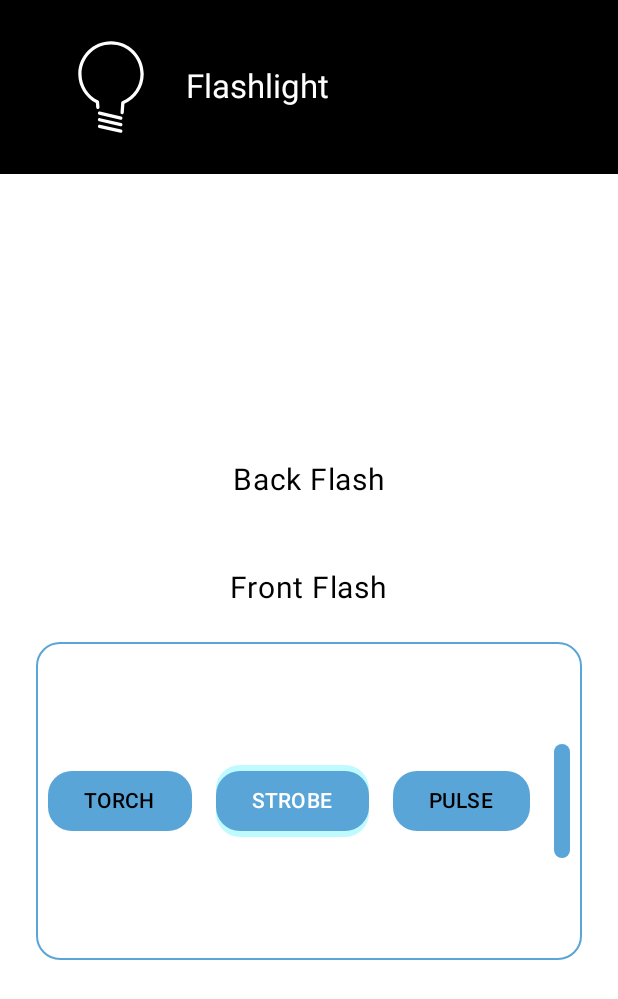
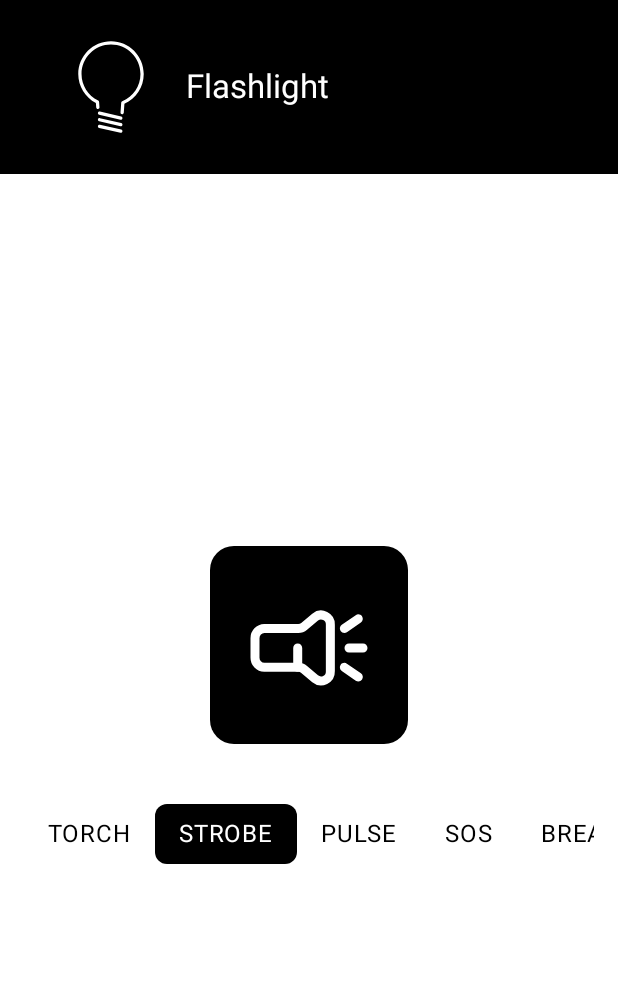
Before and after one commit to EsmailElhanash/SonicFlash, an Android app built with Jetpack Compose: the composable Content shown on its own in the app's theme, after a tap on "STROBE", on a phone screen of 412 x 824 dp. Shown: the top 999 px of the screen. Run offline under Robolectric (Android 15) with nearby library versions, the phone set to English and light mode, and no system bars; 2 other taps on this screen came first.

Commit message:
back flash running

```diff
--- /dev/null
+++ b/app/src/main/java/com/esmailelhanash/flashlight/cameramanager/FlashManager.kt
@@ -0,0 +1,36 @@
+package com.esmailelhanash.flashlight.cameramanager
+
+import androidx.activity.ComponentActivity
+import androidx.camera.core.CameraSelector
+import androidx.camera.core.ImageCapture
+import androidx.camera.lifecycle.ProcessCameraProvider
+import androidx.core.content.ContextCompat
+
+
+fun turnOnFlashLight(componentActivity : ComponentActivity) {
+    componentActivity.apply {
+        val cameraProviderFuture = ProcessCameraProvider.getInstance(this)
+
+        cameraProviderFuture.addListener({
+            val cameraProvider: ProcessCameraProvider = cameraProviderFuture.get()
+            val cameraSelector = CameraSelector.DEFAULT_BACK_CAMERA
+
+            try {
+                cameraProvider.unbindAll()
+                val imageCapture = ImageCapture.Builder()
+                    .setFlashMode(ImageCapture.FLASH_MODE_ON)
+                    .build()
+
+                cameraProvider.bindToLifecycle(
+                    this, cameraSelector, imageCapture
+                )
+                    .cameraControl
+                    .enableTorch(true)
+            } catch (exc: Exception) {
+//                Log.e(TAG, "Use case binding failed", exc)
+            }
+
+        }, ContextCompat.getMainExecutor(this))
+    }
+
+}
--- a/app/src/main/java/com/esmailelhanash/flashlight/ui/Composables.kt
+++ b/app/src/main/java/com/esmailelhanash/flashlight/ui/Composables.kt
@@ -1,8 +1,9 @@
 package com.esmailelhanash.flashlight.ui
 
+import androidx.activity.ComponentActivity
 import androidx.compose.foundation.background
-import androidx.compose.foundation.border
 import androidx.compose.foundation.clickable
+import androidx.compose.foundation.horizontalScroll
 import androidx.compose.foundation.layout.Arrangement
 import androidx.compose.foundation.layout.Box
 import androidx.compose.foundation.layout.Column
@@ -12,8 +13,8 @@ import androidx.compose.foundation.layout.fillMaxSize
 import androidx.compose.foundation.layout.fillMaxWidth
 import androidx.compose.foundation.layout.padding
 import androidx.compose.foundation.layout.size
+import androidx.compose.foundation.rememberScrollState
 import androidx.compose.foundation.shape.RoundedCornerShape
-import androidx.compose.material3.Button
 import androidx.compose.material3.Icon
 import androidx.compose.material3.MaterialTheme
 import androidx.compose.material3.Scaffold
@@ -30,31 +31,17 @@ import androidx.compose.ui.graphics.Color
 import androidx.compose.ui.res.painterResource
 import androidx.compose.ui.tooling.preview.Preview
 import androidx.compose.ui.unit.dp
-import androidx.compose.ui.unit.sp
 import com.esmailelhanash.flashlight.R
+import com.esmailelhanash.flashlight.cameramanager.turnOnFlashLight
 import com.esmailelhanash.flashlight.ui.theme.FlashLightTheme
-import com.esmailelhanash.flashlight.ui.theme.LightBlue
-import com.esmailelhanash.flashlight.ui.theme.LighterBlue
 
 
 @Composable
-fun Content(cameraPermissionState: PermissionState, checkCameraPermission: () -> Unit) {
+fun Content(cameraPermissionState: PermissionState,componentActivity: ComponentActivity, checkCameraPermission: () -> Unit) {
 
     var isBackFlashlightOn by remember { mutableStateOf(false) }
-    var isFrontFlashlightOn by remember { mutableStateOf(false) }
+    var backFlashMode  by remember { mutableStateOf(FlashMode.TORCH) }
 
-
-    var backFlashMode  by remember { mutableStateOf(FlashMode.TORCH) }
-    var frontFlashMode by remember { mutableStateOf(FlashMode.TORCH) }
-
-    // if the flash is on then the bg color is white else it is black
-    // and the opposite for the text color and the same for front flash
-
-    val backgroundColorBackFlash = if (isBackFlashlightOn || isFrontFlashlightOn) Color.White else Color.Black
-    val textColorBackFlash = if (isBackFlashlightOn || isFrontFlashlightOn) Color.Black else Color.White
-
-    val backgroundColorFrontFlash = if (isFrontFlashlightOn) Color.White else Color.Black
-    val textColorFrontFlash = if (isFrontFlashlightOn) Color.Black else Color.White
 
     FlashLightTheme {
         Scaffold (
@@ -72,27 +59,34 @@ fun Content(cameraPermissionState: PermissionState, checkCameraPermission: () ->
                     horizontalAlignment = Alignment.CenterHorizontally
                 ) {
 
-                    // two big buttons , the first is for back flash and the second is for front flash
-                    // with full width and height and background color and text color and rounded corners
-                    // and onClick listeners to handle the flash direction changes
                     Box(
                         modifier = Modifier
-                            .background(backgroundColorBackFlash, shape = RoundedCornerShape(16.dp))
-                            .padding(horizontal = 64.dp, vertical = 16.dp)
+                            .background(
+                                Color.Black
+                                , shape = RoundedCornerShape(16.dp))
+                            .padding(horizontal = 16.dp, vertical = 16.dp)
+                            .size(
+                                100.dp, 100.dp
+                            )
                             .clickable {
-                                if (cameraPermissionState == PermissionState.GRANTED)
+                                if (cameraPermissionState == PermissionState.GRANTED) {
                                     isBackFlashlightOn = !isBackFlashlightOn
+                                    turnOnFlashLight(componentActivity)
+
+
+                                }
                                 else
                                     checkCameraPermission()
                                 // handle back flash
                             }
                     ) {
-                        Text(
-                            text = "Back Flash",
-                            color = textColorBackFlash,
-                            fontSize = 20.sp, // Set the desired font size
-                            modifier = Modifier
-                                .align(Alignment.Center) // Center the text within the Box
+                        // an image, showing flash_on.xml if flash light is on, and showing
+                        // flash_off.xml if flash light is off
+                        Icon(
+                            painter = if (isBackFlashlightOn) painterResource(id = R.drawable.flash_on) else painterResource(id = R.drawable.flash_off),
+                            contentDescription = "Flashlight",
+                            tint = Color.White,
+
                         )
                     }
 
@@ -100,43 +94,13 @@ fun Content(cameraPermissionState: PermissionState, checkCameraPermission: () ->
                     // if back flash is on, show a horizontal selectable texts to
                     // choose between flash modes:
                     // torch, strobe, Pulse, SOS, Breathing modes, torch is default
-                    if (isBackFlashlightOn)
-                        FlashModesRow{ flashMode ->
+                    if (isBackFlashlightOn) {
+                        // a spacer
+                        Spacer(modifier = Modifier.padding(20.dp))
+                        FlashModesRow { flashMode ->
                             backFlashMode = flashMode
                         }
-
-                    Spacer(
-                        modifier = Modifier.padding(8.dp)
-                    )
-
-                    Box(
-                        modifier = Modifier
-                            .background(backgroundColorFrontFlash, shape = RoundedCornerShape(16.dp))
-                            .padding(horizontal = 64.dp, vertical = 16.dp)
-                            .clickable {
-                                if (cameraPermissionState == PermissionState.GRANTED)
-                                    isFrontFlashlightOn = !isFrontFlashlightOn
-                                else
-                                    checkCameraPermission()
-
-                            }
-                    ) {
-                        Text(
-                            text = "Front Flash",
-                            color = textColorFrontFlash,
-                            fontSize = 20.sp, // Set the desired font size
-                            modifier = Modifier
-                                .align(Alignment.Center) // Center the text within the Box
-                        )
                     }
-
-                    if (isFrontFlashlightOn)
-                        FlashModesRow { flashMode ->
-                            frontFlashMode = flashMode
-                        }
-
-
-                    // a button to request camera permission
 
                 }
             }
@@ -145,39 +109,34 @@ fun Content(cameraPermissionState: PermissionState, checkCameraPermission: () ->
     }
 
 }
-
-
-
-// flash modes row composable
-// show a horizontal selectable texts to
-// choose between flash modes:
-// torch, strobe, Pulse, SOS, Breathing modes, torch is default
 @Composable
 fun FlashModesRow(onFlashModeSelected: (FlashMode) -> Unit) {
     var selectedFlashMode by remember { mutableStateOf(FlashMode.TORCH) }
-
+    val scrollState = rememberScrollState()
     Row(
-        modifier = Modifier
-            .fillMaxWidth()
-            .padding(8.dp)
-            .border(1.dp, LightBlue, shape = RoundedCornerShape(16.dp)),
+        modifier = Modifier.fillMaxWidth()
+            .horizontalScroll(scrollState),
         horizontalArrangement = Arrangement.SpaceEvenly,
         verticalAlignment = Alignment.CenterVertically
     ) {
         FlashMode.entries.forEach { flashMode ->
-            Button(
-                onClick = {
-                    selectedFlashMode = flashMode
-                    onFlashModeSelected(flashMode)
-                },
+            val isSelected = selectedFlashMode == flashMode
+            val backgroundColor = if (isSelected) Color.Black else Color.White
+            val textColor = if (isSelected) Color.White else Color.Black
+
+            Box(
                 modifier = Modifier
-                    .padding(8.dp)
-                    .background(if (selectedFlashMode == flashMode) LighterBlue else Color.Transparent, shape = RoundedCornerShape(16.dp)),
-                shape = RoundedCornerShape(16.dp)
+                    .background(backgroundColor, shape = RoundedCornerShape(8.dp))
+                    .clickable {
+                        selectedFlashMode = flashMode
+                        onFlashModeSelected(flashMode)
+                    }
+                    .padding(horizontal = 8.dp)
             ) {
                 Text(
-                    text = flashMode.name,
-                    color = if (selectedFlashMode == flashMode) Color.White else Color.Black
+                    flashMode.name,
+                    color = textColor,
+                    modifier = Modifier.padding(8.dp)
                 )
             }
         }
@@ -225,7 +184,8 @@ private fun MainAppBar() {
 @Composable
 private fun ContentPreview() {
     Content(
-        PermissionState.GRANTED
+        PermissionState.GRANTED,
+        ComponentActivity(),
     ){}
 }
 
--- a/app/src/main/java/com/esmailelhanash/flashlight/ui/MainActivity.kt
+++ b/app/src/main/java/com/esmailelhanash/flashlight/ui/MainActivity.kt
@@ -24,8 +24,6 @@ import androidx.core.content.ContextCompat
 
 class MainActivity : ComponentActivity() {
 
-    private val TAG = "MainActivity"
-
     override fun onCreate(savedInstanceState: Bundle?) {
         super.onCreate(savedInstanceState)
 
@@ -48,7 +46,7 @@ class MainActivity : ComponentActivity() {
 
             var cameraPermissionState by remember { mutableStateOf(PermissionState.DENIED) }
 
-            Content(cameraPermissionState){
+            Content(cameraPermissionState,this){
                 if (!hasCameraPermission) {
                     launcher.launch(cameraPermission)
                 }else{
```
